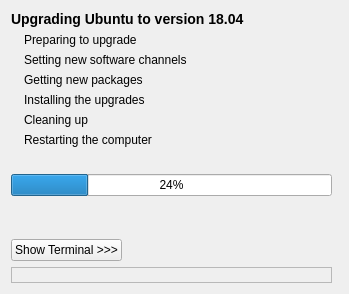
Qt form DistUpgrade/window_main.ui (stek29/ubuntu-release-upgrader) before a commit.
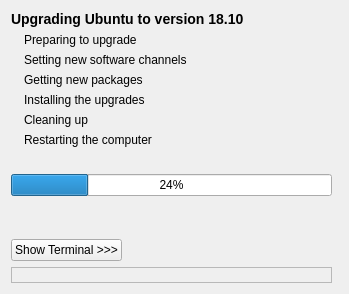
The same form after that commit.

Commit message: * DistUpgrade/{EOL,Devel}ReleaseAnnouncement,   DistUpgrade/window_main.ui,   data/gtkbuilder/DistUpgrade.ui,   data/DistUpgrade.cfg,   pre-build.sh:   - updated for 18.04 -> 18.10

Patch:
```diff
--- a/DistUpgrade/window_main.ui
+++ b/DistUpgrade/window_main.ui
@@ -236,7 +236,7 @@
    <item row="0" column="0" colspan="4">
     <widget class="QLabel" name="label_title">
      <property name="text">
-      <string>&lt;b&gt;&lt;big&gt;Upgrading Ubuntu to version 18.04&lt;/big&gt;&lt;/b&gt;</string>
+      <string>&lt;b&gt;&lt;big&gt;Upgrading Ubuntu to version 18.10&lt;/big&gt;&lt;/b&gt;</string>
      </property>
      <property name="wordWrap">
       <bool>false</bool>
```
The commit also changes 6 other files.
